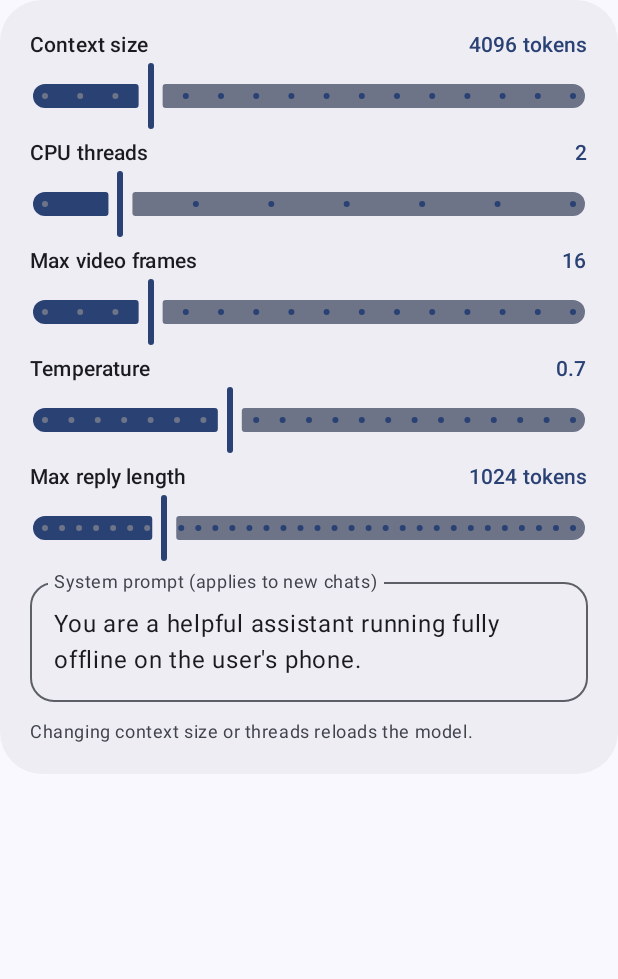
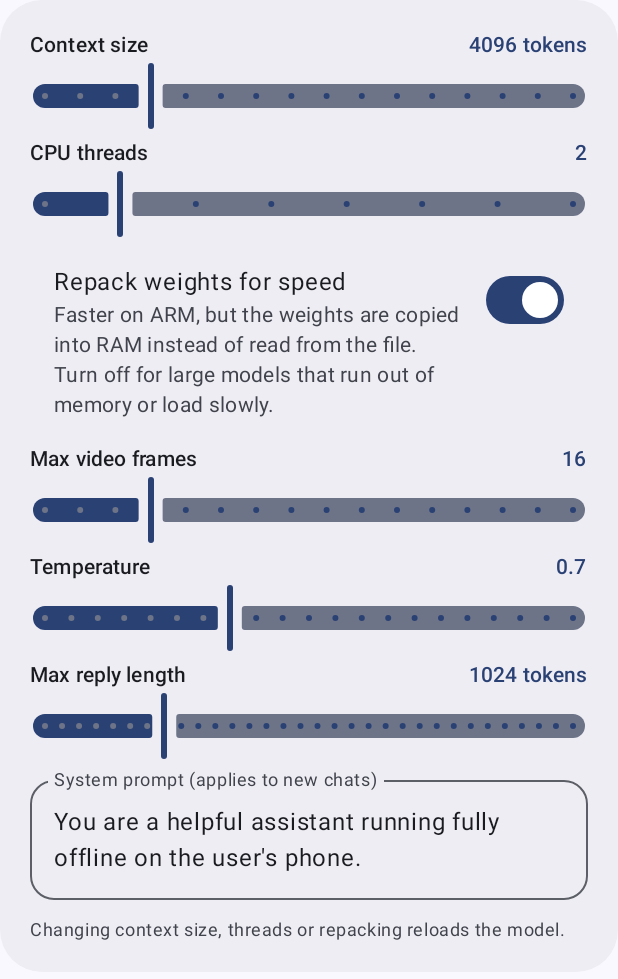
Before and after one commit to HarryL0L/testing-purpose-only, an Android app built with Jetpack Compose: the composable SettingsCard shown on its own in the app's theme, on a phone screen of 412 x 824 dp. Shown: the top 979 px of the screen. Run offline under Robolectric (Android 15) with nearby library versions, the phone set to English and light mode, and no system bars; network calls fail; pictures from the network do not load; 7 statements that could not run were skipped.

Commit message:
Add setting to disable CPU weight repacking for large models
Maps to llama_model_params.use_extra_bufts. Repacked weights are copied into
anonymous memory; with it off they stay memory-mapped from the GGUF, which
lowers RAM use and load time at some speed cost. Changing it reloads the model.

Co-Authored-By: Claude Opus 5.5 <noreply@anthropic.com>
Claude-Session: https://claude.ai/code/session_01XbS7tTws6dFrL8a4ZUrkxc

```diff
--- a/app/src/main/java/io/github/harryl0l/llamachat/ChatViewModel.kt
+++ b/app/src/main/java/io/github/harryl0l/llamachat/ChatViewModel.kt
@@ -148,7 +148,7 @@ class ChatViewModel(app: Application) : AndroidViewModel(app) {
                         ModelSpec(name, null, pfd.fd, projector)
                     } else ModelSpec(name, model, -1, projector)
                 }
-                engine.load(spec, s.contextSize, s.threads, s.sampling, s.systemPrompt, s.thinking)
+                engine.load(spec, s.contextSize, s.threads, s.sampling, s.systemPrompt, s.thinking, s.repack)
             } catch (e: CancellationException) {
                 throw e
             } catch (e: Exception) {
--- a/app/src/main/java/io/github/harryl0l/llamachat/data/Settings.kt
+++ b/app/src/main/java/io/github/harryl0l/llamachat/data/Settings.kt
@@ -19,6 +19,8 @@ data class AppSettings(
     val modelPath: String? = null,
     val mmprojPath: String? = null,
     val thinking: Boolean = true,
+    /** CPU weight repacking: faster, but large models need more RAM (weights leave the mmapped file) */
+    val repack: Boolean = true,
     val linkedFolders: Set<String> = emptySet(),
     val contextSize: Int = 4096,
     val threads: Int = defaultThreads(),
@@ -47,6 +49,7 @@ class SettingsStore(private val context: Context) {
         val maxTokens = intPreferencesKey("max_tokens")
         val system = stringPreferencesKey("system")
         val thinking = booleanPreferencesKey("thinking")
+        val repack = booleanPreferencesKey("repack")
         val folders = stringSetPreferencesKey("folders")
     }
 
@@ -56,6 +59,7 @@ class SettingsStore(private val context: Context) {
             modelPath = p[K.model],
             mmprojPath = p[K.mmproj],
             thinking = p[K.thinking] ?: d.thinking,
+            repack = p[K.repack] ?: d.repack,
             linkedFolders = p[K.folders] ?: d.linkedFolders,
             contextSize = p[K.ctx] ?: d.contextSize,
             threads = p[K.threads] ?: d.threads,
@@ -91,6 +95,7 @@ class SettingsStore(private val context: Context) {
             p[K.maxTokens] = n.sampling.maxTokens
             p[K.system] = n.systemPrompt
             p[K.thinking] = n.thinking
+            p[K.repack] = n.repack
             p[K.folders] = n.linkedFolders
         }
     }
--- a/app/src/main/java/io/github/harryl0l/llamachat/engine/LlamaEngine.kt
+++ b/app/src/main/java/io/github/harryl0l/llamachat/engine/LlamaEngine.kt
@@ -88,13 +88,14 @@ class LlamaEngine(context: Context) {
         sampling: SamplingConfig,
         systemPrompt: String,
         thinking: Boolean,
+        repack: Boolean,
     ) = withContext(dispatcher) {
         ensureInit()
         _state.value = EngineState.Loading(spec.name)
         LlamaNative.setSampling(sampling.temperature, sampling.topP, sampling.topK, sampling.minP, sampling.maxTokens)
         LlamaNative.setSystemPrompt(systemPrompt)
         LlamaNative.setThinking(thinking)
-        var error = LlamaNative.load(spec.path, spec.fd, contextSize, threads)
+        var error = LlamaNative.load(spec.path, spec.fd, contextSize, threads, repack)
         if (error == null && spec.projector != null) {
             error = LlamaNative.loadProjector(spec.projector.path, threads)
             val fallback = spec.projector.fallback
--- a/app/src/main/java/io/github/harryl0l/llamachat/engine/LlamaNative.kt
+++ b/app/src/main/java/io/github/harryl0l/llamachat/engine/LlamaNative.kt
@@ -14,9 +14,10 @@ internal object LlamaNative {
 
     /**
      * Loads the language model from [modelPath], or from the open file descriptor [fd] when >= 0
-     * (used in place, e.g. a file in a folder the user linked). @return null on success, else an error
+     * (used in place, e.g. a file in a folder the user linked). [repack] enables CPU weight repacking.
+     * @return null on success, else an error
      */
-    external fun load(modelPath: String?, fd: Int, nCtx: Int, nThreads: Int): String?
+    external fun load(modelPath: String?, fd: Int, nCtx: Int, nThreads: Int, repack: Boolean): String?
 
     /** Loads the vision projector for the loaded model. @return null on success, else an error */
     external fun loadProjector(path: String, nThreads: Int): String?
--- a/app/src/main/java/io/github/harryl0l/llamachat/ui/models/ModelsScreen.kt
+++ b/app/src/main/java/io/github/harryl0l/llamachat/ui/models/ModelsScreen.kt
@@ -19,6 +19,7 @@ import androidx.compose.foundation.lazy.LazyColumn
 import androidx.compose.foundation.lazy.items
 import androidx.compose.material.icons.Icons
 import androidx.compose.material.icons.automirrored.rounded.ArrowBack
+import androidx.compose.material.icons.rounded.Check
 import androidx.compose.material.icons.rounded.CheckCircle
 import androidx.compose.material.icons.rounded.Close
 import androidx.compose.material.icons.rounded.CreateNewFolder
@@ -45,6 +46,8 @@ import androidx.compose.material3.OutlinedTextField
 import androidx.compose.material3.RadioButton
 import androidx.compose.material3.Scaffold
 import androidx.compose.material3.Slider
+import androidx.compose.material3.Switch
+import androidx.compose.material3.SwitchDefaults
 import androidx.compose.material3.Text
 import androidx.compose.material3.TopAppBarDefaults
 import androidx.compose.runtime.Composable
@@ -339,6 +342,29 @@ private fun SettingsCard(settings: AppSettings, vm: ChatViewModel) {
             SettingSlider("CPU threads", settings.threads.toFloat(), 1f..8f, 6, { "${it.roundToInt()}" }) { v ->
                 vm.updateSettings(reloadNeeded = true) { it.copy(threads = v.roundToInt()) }
             }
+            ListItem(
+                headlineContent = { Text("Repack weights for speed") },
+                supportingContent = {
+                    Text(
+                        "Faster on ARM, but the weights are copied into RAM instead of read from the file. " +
+                            "Turn off for large models that run out of memory or load slowly."
+                    )
+                },
+                trailingContent = {
+                    Switch(
+                        checked = settings.repack,
+                        onCheckedChange = { on -> vm.updateSettings(reloadNeeded = true) { it.copy(repack = on) } },
+                        thumbContent = {
+                            Icon(
+                                if (settings.repack) Icons.Rounded.Check else Icons.Rounded.Close, null,
+                                Modifier.size(SwitchDefaults.IconSize),
+                            )
+                        },
+                    )
+                },
+                colors = ListItemDefaults.colors(containerColor = MaterialTheme.colorScheme.surfaceContainer),
+                modifier = Modifier.padding(horizontal = 0.dp),
+            )
             SettingSlider("Max video frames", settings.maxVideoFrames.toFloat(), 4f..64f, 14, { "${it.roundToInt()}" }) { v ->
                 vm.updateSettings(reloadNeeded = false) { it.copy(maxVideoFrames = (v / 4).roundToInt() * 4) }
             }
@@ -363,7 +389,7 @@ private fun SettingsCard(settings: AppSettings, vm: ChatViewModel) {
                 ) { Text("Save") }
             }
             Text(
-                "Changing context size or threads reloads the model.",
+                "Changing context size, threads or repacking reloads the model.",
                 style = MaterialTheme.typography.bodySmall,
                 color = MaterialTheme.colorScheme.onSurfaceVariant,
                 modifier = Modifier.padding(top = 8.dp),
```
Also changed, not shown: 2 other files.
